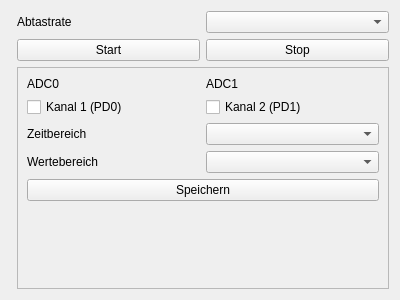
The window that lenlab/app/oscilloscopeform.ui (kalanzun/red_lenlab) describes before a commit, drawn with Qt 5.
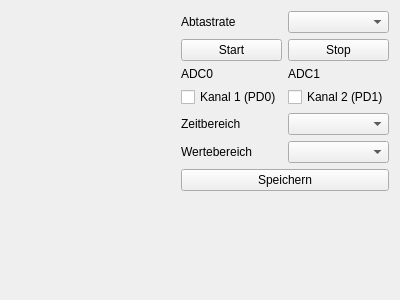
The same window after the commit. Custom widgets are drawn as their Qt base class.

Commit message: Remove Scrolled Window from GUI

```diff
--- a/lenlab/app/oscilloscopeform.ui
+++ b/lenlab/app/oscilloscopeform.ui
@@ -13,7 +13,7 @@
   <property name="windowTitle">
    <string>Form</string>
   </property>
-  <layout class="QHBoxLayout" name="horizontalLayout_3">
+  <layout class="QHBoxLayout" name="horizontalLayout_3" stretch="1,0">
    <item>
     <widget class="app::LabChart" name="labChart" native="true"/>
    </item>
@@ -52,21 +52,6 @@
       </layout>
      </item>
      <item>
-      <widget class="QScrollArea" name="scrollArea">
-       <property name="widgetResizable">
-        <bool>true</bool>
-       </property>
-       <widget class="QWidget" name="scrollAreaWidgetContents">
-        <property name="geometry">
-         <rect>
-          <x>0</x>
-          <y>0</y>
-          <width>362</width>
-          <height>214</height>
-         </rect>
-        </property>
-        <layout class="QVBoxLayout" name="verticalLayout_2">
-         <item>
           <layout class="QGridLayout" name="gridLayout">
            <item row="1" column="0">
             <widget class="QCheckBox" name="ch1CheckBox">
@@ -145,10 +130,6 @@
             </size>
            </property>
           </spacer>
-         </item>
-        </layout>
-       </widget>
-      </widget>
      </item>
     </layout>
    </item>
```
Left out of the diff: 14 changed lines with no effect on the pictures. Lines whose indentation alone changed are shown as unchanged. The commit also changes 2 other files.
